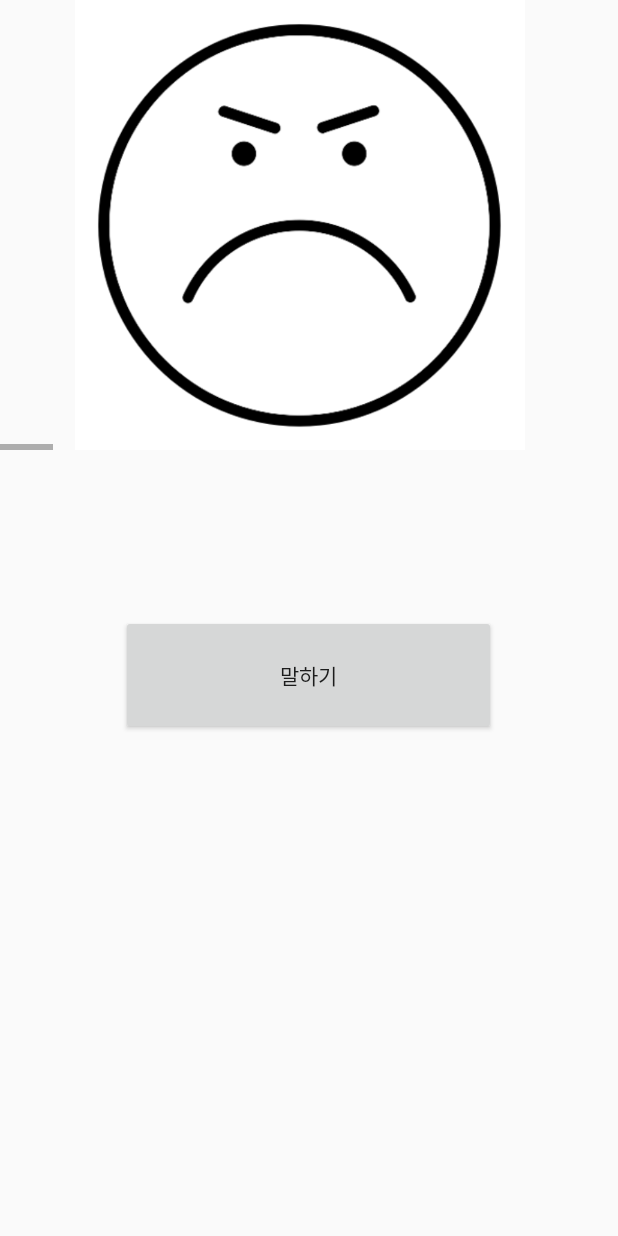
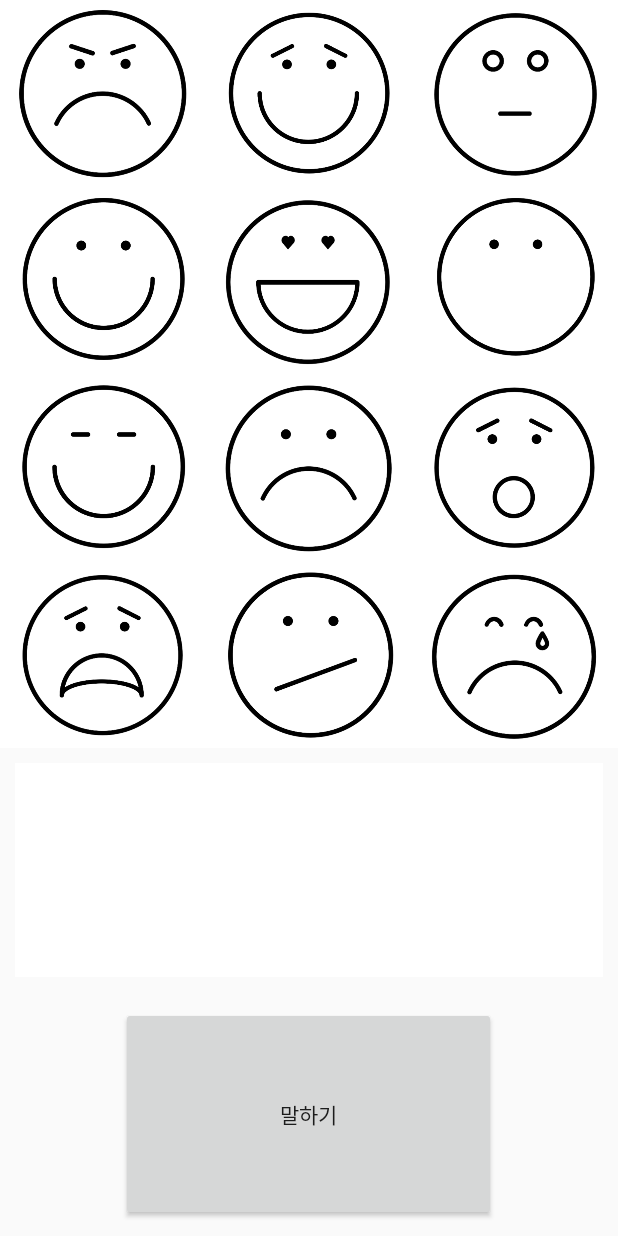
Before and after one commit to miraniyam/AAC, an Android app: the EmotionActivity screen opened directly, with no data from a screen before it, on a phone screen of 412 x 824 dp. Run offline under Robolectric (Android 15) with nearby library versions, the phone set to English and light mode, and no system bars.

Commit message:
메인 레이아웃이랑 감정 했음

```diff
--- a/app/src/main/res/layout/activity_emotion.xml
+++ b/app/src/main/res/layout/activity_emotion.xml
@@ -1,140 +1,167 @@
 <?xml version="1.0" encoding="utf-8"?>
 <LinearLayout xmlns:android="http://schemas.android.com/apk/res/android"
     android:orientation="vertical" android:layout_width="match_parent"
-    android:layout_height="match_parent">
+    android:layout_height="match_parent"
+    >
 
-    <HorizontalScrollView
-        android:layout_width="match_parent"
-        android:layout_height="wrap_content"
-       >
 
     <LinearLayout xmlns:android="http://schemas.android.com/apk/res/android"
         xmlns:tools="http://schemas.android.com/tools"
         android:layout_width="match_parent"
-        android:layout_height="wrap_content"
+        android:layout_height="0dp"
         tools:context="com.example.miranlee.lifewithaac.MainActivity"
         android:orientation="horizontal"
         android:gravity="center"
-        android:weightSum="1">
+        android:layout_weight="2">
 
 
 
         <ImageButton
-            android:layout_marginRight="50dp"
-            android:layout_marginLeft="50dp"
-            android:layout_width="300dp"
-            android:layout_height="300dp"
+            android:layout_width="50dp"
+            android:layout_height="wrap_content"
             android:background="#ffffff"
             android:scaleType="fitCenter"
             android:src="@drawable/angry"
-            android:layout_weight="0.46"
+            android:layout_weight="1"
             android:onClick="onangryClick"/>/>
 
         <ImageButton
-            android:layout_marginRight="50dp"
-            android:layout_marginLeft="50dp"
-            android:layout_width="300dp"
-            android:layout_height="300dp"
+
+            android:layout_width="50dp"
+            android:layout_height="wrap_content"
             android:background="#ffffff"
             android:scaleType="fitCenter"
             android:src="@drawable/bashful"
+            android:layout_weight="1"
             android:onClick="onbashfulClick"/>/>
 
         <ImageButton
-            android:layout_marginRight="50dp"
-            android:layout_marginLeft="50dp"
-            android:layout_width="300dp"
-            android:layout_height="300dp"
+
+            android:layout_width="50dp"
+            android:layout_height="wrap_content"
             android:background="#ffffff"
             android:scaleType="fitCenter"
+            android:layout_weight="1"
             android:src="@drawable/ghost"
             android:onClick="onghostClick"/>/>
+    </LinearLayout>
+        <LinearLayout xmlns:android="http://schemas.android.com/apk/res/android"
+            xmlns:tools="http://schemas.android.com/tools"
+            android:layout_width="match_parent"
+            android:layout_height="0dp"
+            tools:context="com.example.miranlee.lifewithaac.MainActivity"
+            android:orientation="horizontal"
+            android:gravity="center"
+            android:layout_weight="2">
 
         <ImageButton
-            android:layout_marginRight="50dp"
-            android:layout_marginLeft="50dp"
-            android:layout_width="300dp"
-            android:layout_height="300dp"
+
+            android:layout_width="50dp"
+            android:layout_height="wrap_content"
             android:background="#ffffff"
+            android:layout_weight="1"
             android:scaleType="fitCenter"
             android:src="@drawable/happy"
             android:onClick="onhappyClick"/>/>
 
         <ImageButton
-            android:layout_marginRight="50dp"
-            android:layout_marginLeft="50dp"
-            android:layout_width="300dp"
-            android:layout_height="300dp"
+
+            android:layout_width="50dp"
+            android:layout_height="wrap_content"
             android:background="#ffffff"
+            android:layout_weight="1"
             android:scaleType="fitCenter"
             android:src="@drawable/love"
             android:onClick="onloveClick"/>/>
 
+
+
         <ImageButton
-            android:layout_marginRight="50dp"
-            android:layout_marginLeft="50dp"
-            android:layout_width="300dp"
-            android:layout_height="300dp"
+
+            android:layout_width="50dp"
+            android:layout_height="wrap_content"
             android:background="#ffffff"
+            android:layout_weight="1"
             android:scaleType="fitCenter"
             android:src="@drawable/numb"
             android:onClick="onnumbClick"/>/>
 
+        </LinearLayout>
+    <LinearLayout xmlns:android="http://schemas.android.com/apk/res/android"
+        xmlns:tools="http://schemas.android.com/tools"
+        android:layout_width="match_parent"
+        android:layout_height="0dp"
+        tools:context="com.example.miranlee.lifewithaac.MainActivity"
+        android:orientation="horizontal"
+        android:gravity="center"
+        android:layout_weight="2">
+
         <ImageButton
-            android:layout_marginRight="50dp"
-            android:layout_marginLeft="50dp"
-            android:layout_width="300dp"
-            android:layout_height="300dp"
+
+            android:layout_width="50dp"
+            android:layout_height="wrap_content"
+            android:layout_weight="1"
             android:background="#ffffff"
             android:scaleType="fitCenter"
             android:src="@drawable/pleased"
             android:onClick="onpleasedClick"/>
 
         <ImageButton
-            android:layout_marginRight="50dp"
-            android:layout_marginLeft="50dp"
-            android:layout_width="300dp"
-            android:layout_height="300dp"
+
+            android:layout_width="50dp"
+            android:layout_height="wrap_content"
             android:background="#ffffff"
+            android:layout_weight="1"
             android:scaleType="fitCenter"
             android:src="@drawable/sad"
             android:onClick="onsadClick"/>/>
 
+
         <ImageButton
-            android:layout_marginRight="50dp"
-            android:layout_marginLeft="50dp"
-            android:layout_width="300dp"
-            android:layout_height="300dp"
+
+            android:layout_width="50dp"
+            android:layout_height="wrap_content"
             android:background="#ffffff"
+            android:layout_weight="1"
             android:scaleType="fitCenter"
             android:src="@drawable/shock"
             android:onClick="onshockClick"/>/>
+    </LinearLayout>
+    <LinearLayout xmlns:android="http://schemas.android.com/apk/res/android"
+        xmlns:tools="http://schemas.android.com/tools"
+        android:layout_width="match_parent"
+        android:layout_height="0dp"
+        tools:context="com.example.miranlee.lifewithaac.MainActivity"
+        android:orientation="horizontal"
+        android:gravity="center"
+
+        android:layout_weight="2">
 
         <ImageButton
-            android:layout_marginRight="50dp"
-            android:layout_marginLeft="50dp"
-            android:layout_width="300dp"
-            android:layout_height="300dp"
+
+            android:layout_width="50dp"
+            android:layout_height="wrap_content"
+            android:layout_weight="1"
             android:background="#ffffff"
             android:scaleType="fitCenter"
             android:src="@drawable/unhappy"
             android:onClick="onunhappyClick"/>/>
 
         <ImageButton
-            android:layout_marginRight="50dp"
-            android:layout_marginLeft="50dp"
-            android:layout_width="300dp"
-            android:layout_height="300dp"
+
+            android:layout_width="50dp"
+            android:layout_height="wrap_content"
+            android:layout_weight="1"
             android:background="#ffffff"
             android:scaleType="fitCenter"
             android:src="@drawable/unsure"
             android:onClick="onunsureClick"/>/>
 
         <ImageButton
-            android:layout_marginRight="50dp"
-            android:layout_marginLeft="50dp"
-            android:layout_width="300dp"
-            android:layout_height="300dp"
+
+            android:layout_width="50dp"
+            android:layout_height="wrap_content"
+            android:layout_weight="1"
             android:background="#ffffff"
             android:scaleType="fitCenter"
             android:src="@drawable/upset"
@@ -143,7 +170,6 @@
 
 
     </LinearLayout>
-    </HorizontalScrollView>
 
 
     <LinearLayout xmlns:android="http://schemas.android.com/apk/res/android"
@@ -158,17 +184,24 @@
 
     <TextView
         android:id="@+id/see"
-        android:layout_width="250dp"
+        android:layout_width="match_parent"
         android:layout_height="80dp"
+        android:layout_weight="1"
         android:layout_gravity="center"
-        android:layout_margin="10dp" />
+        android:layout_margin="10dp"
+        android:textAlignment="center"
+        android:textSize="25dp"
+        android:gravity="center"
+        android:background="#ffffff"/>
 
     <Button
+        android:layout_weight="1"
         android:layout_width="250dp"
         android:layout_height="80dp"
         android:layout_gravity="center"
         android:layout_margin="10dp"
         android:text="말하기"
+        android:onClick="onSpeakClick"
         />
 
 
--- a/build.gradle
+++ b/build.gradle
@@ -5,7 +5,7 @@ buildscript {
         jcenter()
     }
     dependencies {
-        classpath 'com.android.tools.build:gradle:2.3.2'
+        classpath 'com.android.tools.build:gradle:2.3.3'
 
         // NOTE: Do not place your application dependencies here; they belong
         // in the individual module build.gradle files
```
Also changed, not shown: app/src/main/java/com/example/miranlee/lifewithaac/EmotionActivity.java (+42 -12 lines), app/src/main/res/layout/activity_main.xml (+41 -21 lines), app/src/main/res/drawable/hospital.png (added), app/src/main/res/drawable/language.png (added), app/src/main/res/drawable/sos.png (added), app/src/main/res/drawable/usedf.png (added).
